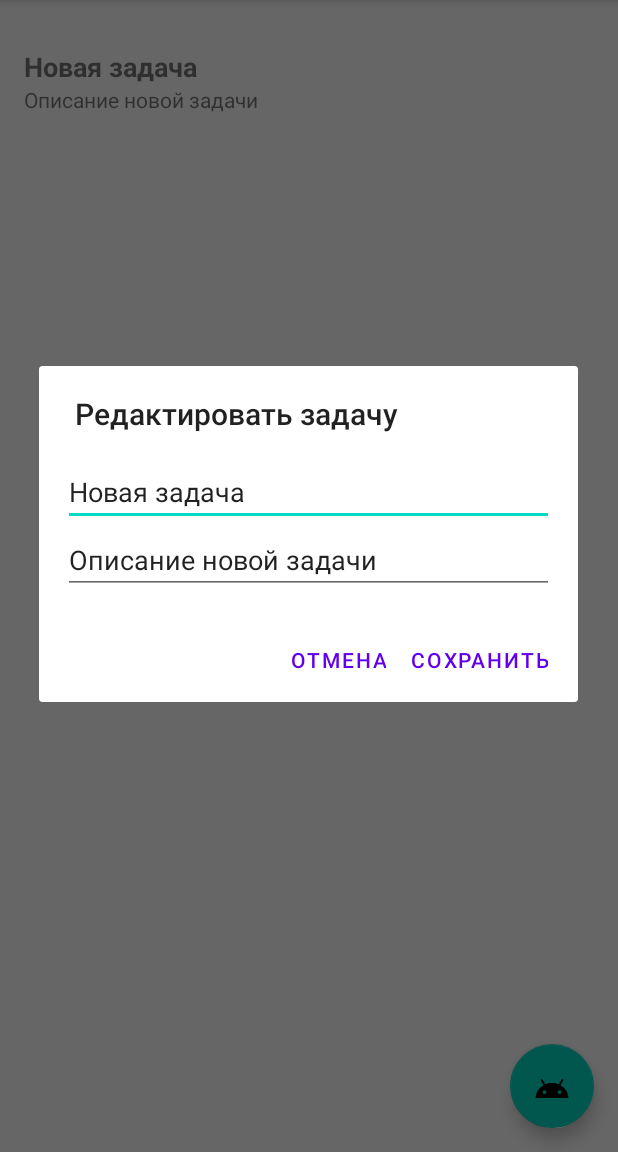
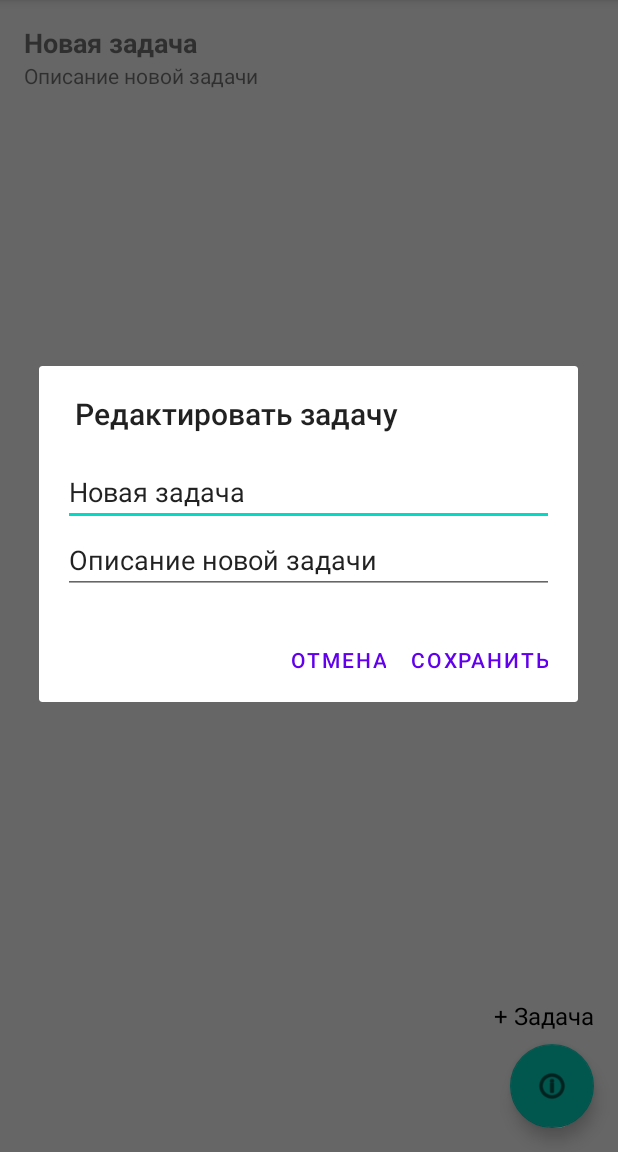
Before and after one commit to 96igor/AndroidAppToDoList, an Android app: the screen it shows after launch (MainActivity), after a tap on "Новая задача", on a phone screen of 412 x 824 dp, the part 84-1236 px from its top. Run offline under Robolectric (Android 15) with nearby library versions, the phone set to English and light mode, and no system bars; 1 other tap on this screen came first.

Commit message:
button signature

```diff
--- a/app/src/main/res/layout/activity_main.xml
+++ b/app/src/main/res/layout/activity_main.xml
@@ -1,5 +1,4 @@
-<?xml version="1.0" encoding="utf-8"?>
-<androidx.constraintlayout.widget.ConstraintLayout xmlns:android="http://schemas.android.com/apk/res/android"
+<androidx.coordinatorlayout.widget.CoordinatorLayout xmlns:android="http://schemas.android.com/apk/res/android"
     xmlns:app="http://schemas.android.com/apk/res-auto"
     xmlns:tools="http://schemas.android.com/tools"
     android:layout_width="match_parent"
@@ -8,22 +7,31 @@
 
     <androidx.recyclerview.widget.RecyclerView
         android:id="@+id/recycler_view"
-        android:layout_width="0dp"
-        android:layout_height="0dp"
-        app:layout_constraintTop_toTopOf="parent"
-        app:layout_constraintBottom_toBottomOf="parent"
-        app:layout_constraintStart_toStartOf="parent"
-        app:layout_constraintEnd_toEndOf="parent"
-        android:layout_marginTop="16dp" />
+        android:layout_width="match_parent"
+        android:layout_height="match_parent"
+        tools:listitem="@layout/item_task" />
 
+    <!-- FloatingActionButton для добавления задач -->
+
+
+    <!-- Текстовое описание под кнопкой -->
     <com.google.android.material.floatingactionbutton.FloatingActionButton
         android:id="@+id/fab_add_task"
         android:layout_width="wrap_content"
         android:layout_height="wrap_content"
-        android:layout_gravity="bottom|end"
+        android:layout_gravity="end|bottom"
         android:layout_margin="16dp"
-        android:src="@drawable/ic_add"
-        app:layout_constraintBottom_toBottomOf="parent"
-        app:layout_constraintEnd_toEndOf="parent" />
+        android:contentDescription="Add Task"
+        app:srcCompat="@android:drawable/ic_menu_info_details" />
 
-</androidx.constraintlayout.widget.ConstraintLayout>
+    <TextView
+        android:id="@+id/add_task_label"
+        android:layout_width="wrap_content"
+        android:layout_height="wrap_content"
+        android:text="+ Задача"
+        android:layout_gravity="end|bottom"
+        android:layout_marginBottom="80dp"
+        android:layout_marginEnd="16dp"
+        android:textColor="@android:color/black"
+        android:textSize="16sp"/>
+</androidx.coordinatorlayout.widget.CoordinatorLayout>
```
